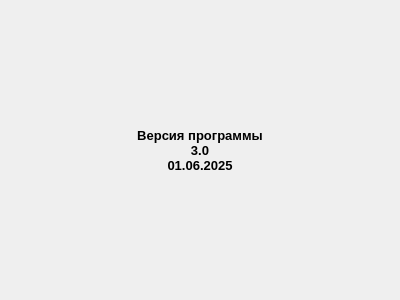
Before: the Qt Designer form version.ui in zak2791/Tabloh2H, drawn with Qt 5.
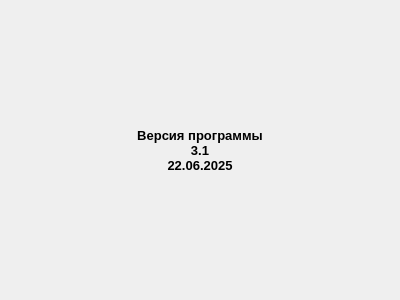
After: the same form once the commit is applied.

Patch:
```diff
--- a/version.ui
+++ b/version.ui
@@ -36,8 +36,8 @@
    </property>
    <property name="text">
     <string>Версия программы
-3.0
-01.06.2025</string>
+3.1
+22.06.2025</string>
    </property>
    <property name="alignment">
     <set>Qt::AlignCenter</set>
```
